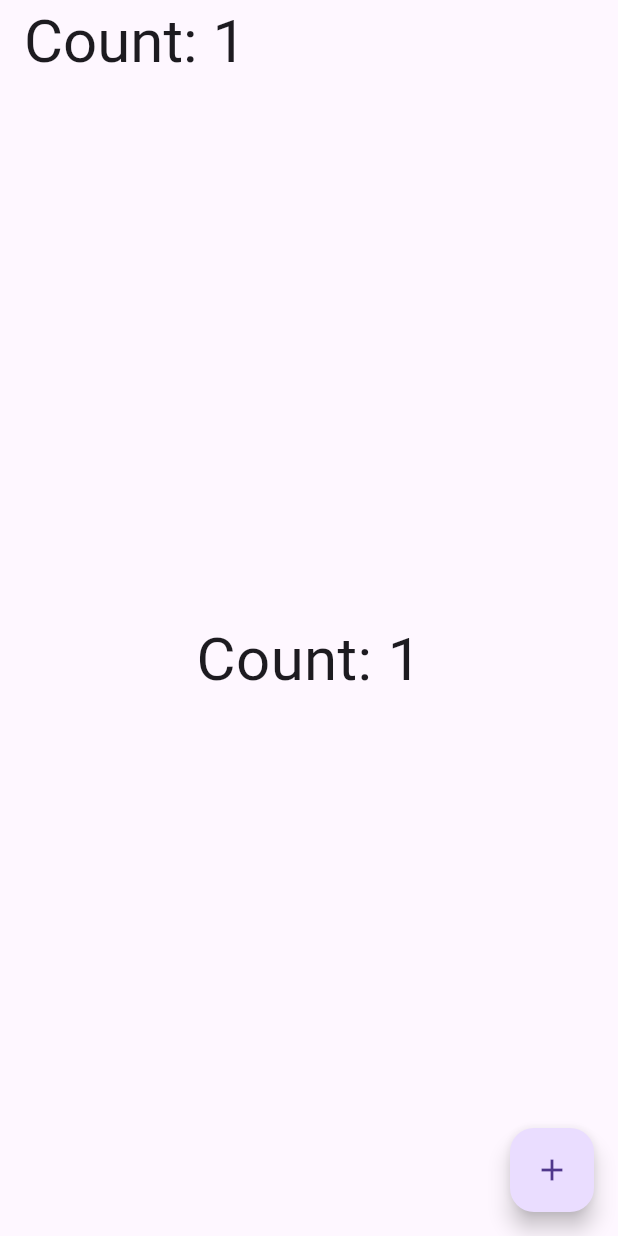
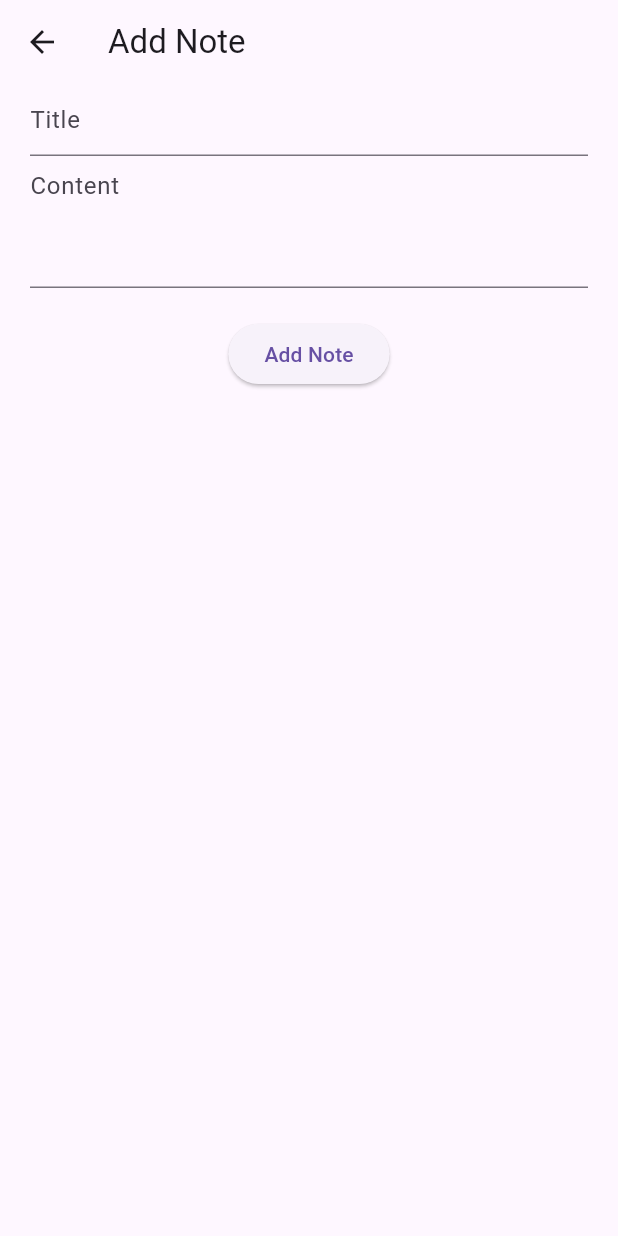
Before and after one commit to harshanacz/provider_tutorial, a Flutter app: the screen it shows after launch, after a tap on the "add" icon, on a phone screen of 412 x 824 dp. Run offline on Flutter 3.47's test engine with Material 3 defaults, Android fonts, the light colour scheme and no system bars.

Commit message:
Note Keeping App - Using Provider Pattern

```diff
--- a/lib/main.dart
+++ b/lib/main.dart
@@ -1,50 +1,24 @@
-import 'package:easy_todo/model/counter.dart';
+import 'package:easy_todo/models/note_operations.dart';
+import 'package:easy_todo/routes.dart';
 import 'package:flutter/material.dart';
 import 'package:provider/provider.dart';
 
 void main() {
   runApp(
-    ChangeNotifierProvider(
-      create: (context) => Counter(),
-      child: MyApp(),
-    ),
+    const MyApp(),
   );
 }
 
 class MyApp extends StatelessWidget {
-  @override
-  Widget build(BuildContext context) {
-    return MaterialApp(
-      home: Scaffold(
-        appBar: AppBar(title: TextCounter()),
-        body: Center(child: TextCounter()),
-        floatingActionButton: IncrementButton(),
-      ),
-    );
-  }
-}
-
-class TextCounter extends StatelessWidget {
-  const TextCounter({super.key});
+  const MyApp({super.key});
 
   @override
   Widget build(BuildContext context) {
-    final counter = Provider.of<Counter>(context);
-    return Text(
-      'Count: ${counter.count}',
-      style: const TextStyle(fontSize: 40),
-    );
+    return ChangeNotifierProvider(
+        create: (context) => NoteOperations(),
+        child: MaterialApp(
+          debugShowCheckedModeBanner: false,
+          routes: appRoutes,
+        ));
   }
 }
-
-class IncrementButton extends StatelessWidget {
-  @override
-  Widget build(BuildContext context) {
-    return FloatingActionButton(
-      onPressed: () {
-        Provider.of<Counter>(context, listen: false).increment();
-      },
-      child: Icon(Icons.add),
-    );
-  }
-}
--- a/lib/model/counter.dart
+++ /dev/null
@@ -1,12 +0,0 @@
-import 'package:flutter/foundation.dart';
-
-class Counter with ChangeNotifier {
-  int _count = 0;
-
-  int get count => _count;
-
-  void increment() {
-    _count++;
-    notifyListeners(); // Notify all it's listeners about the update.
-  }
-}
--- /dev/null
+++ b/lib/models/note_model.dart
@@ -0,0 +1,7 @@
+class Note {
+  String title;
+  String content;
+  DateTime date;
+
+  Note({required this.title, required this.content, required this.date});
+}
--- /dev/null
+++ b/lib/models/note_operations.dart
@@ -0,0 +1,20 @@
+import 'package:easy_todo/models/note_model.dart';
+import 'package:flutter/material.dart';
+
+class NoteOperations with ChangeNotifier {
+  final List<Note> _notes = [];
+
+  NoteOperations() {
+    _notes.add(Note(
+        title: 'First Note',
+        content: 'This is the first note',
+        date: DateTime.now()));
+  }
+
+  List<Note> get getNotes => _notes;
+
+  void add(Note note) {
+    _notes.add(note);
+    notifyListeners();
+  }
+}
--- /dev/null
+++ b/lib/pages/addNotes_page.dart
@@ -0,0 +1,102 @@
+// ignore: file_names
+import 'package:easy_todo/models/note_model.dart';
+import 'package:easy_todo/models/note_operations.dart';
+import 'package:flutter/foundation.dart';
+import 'package:flutter/material.dart';
+import 'package:provider/provider.dart';
+
+class AddNotesScreen extends StatefulWidget {
+  const AddNotesScreen({super.key});
+
+  @override
+  State<AddNotesScreen> createState() => _AddNotesScreenState();
+}
+
+class _AddNotesScreenState extends State<AddNotesScreen> {
+  final TextEditingController _titleController = TextEditingController();
+  final TextEditingController _contentController = TextEditingController();
+
+  @override
+  void dispose() {
+    _titleController.dispose();
+    _contentController.dispose();
+    super.dispose();
+  }
+
+  @override
+  Widget build(BuildContext context) {
+    return Scaffold(
+      appBar: AppBar(
+        title: const Text('Add Note'),
+      ),
+      body: Center(
+        child: Container(
+          margin: const EdgeInsets.symmetric(horizontal: 20),
+          child: Column(
+            children: [
+              TextField(
+                controller: _titleController,
+                decoration: const InputDecoration(
+                  hintText: 'Title',
+                ),
+              ),
+              TextField(
+                controller: _contentController,
+                decoration: const InputDecoration(
+                  hintText: 'Content',
+                ),
+                maxLines: 3,
+              ),
+              const SizedBox(
+                height: 20,
+              ),
+              ElevatedButton(
+                onPressed: () {
+                  if (_titleController.text.isEmpty) {
+                    customShowDialog();
+                  } else {
+                    try {
+                      Provider.of<NoteOperations>(context, listen: false).add(
+                        Note(
+                          title: _titleController.text,
+                          content: _contentController.text,
+                          date: DateTime.now(),
+                        ),
+                      );
+                      Navigator.pop(context);
+                    } catch (error) {
+                      if (kDebugMode) {
+                        print("Error adding note: $error");
+                      }
+                    }
+                  }
+                },
+                child: const Text('Add Note'),
+              ),
+            ],
+          ),
+        ),
+      ),
+    );
+  }
+
+  void customShowDialog() {
+    showDialog(
+      context: context,
+      builder: (context) {
+        return AlertDialog(
+          title: const Text('Error'),
+          content: const Text('Title cannot be empty'),
+          actions: [
+            TextButton(
+              onPressed: () {
+                Navigator.pop(context);
+              },
+              child: const Text('OK'),
+            ),
+          ],
+        );
+      },
+    );
+  }
+}
--- /dev/null
+++ b/lib/pages/home_page.dart
@@ -0,0 +1,33 @@
+import 'package:easy_todo/models/note_operations.dart';
+import 'package:easy_todo/widgets/noteCard.dart';
+import 'package:flutter/material.dart';
+import 'package:provider/provider.dart';
+
+class HomeScreen extends StatelessWidget {
+  const HomeScreen({super.key});
+
+  @override
+  Widget build(BuildContext context) {
+    return Scaffold(
+      appBar: AppBar(
+        title: const Text('Easy Todo'),
+      ),
+      floatingActionButton: FloatingActionButton(
+        onPressed: () {
+          Navigator.pushNamed(context, '/addNotes');
+        },
+        child: const Icon(Icons.add),
+      ),
+      body: Consumer<NoteOperations>(
+        builder: (context, noteOperations, child) {
+          return ListView.builder(
+            itemCount: noteOperations.getNotes.length,
+            itemBuilder: (context, index) {
+              return NoteCard(note: noteOperations.getNotes[index]);
+            },
+          );
+        },
+      ),
+    );
+  }
+}
--- /dev/null
+++ b/lib/routes.dart
@@ -0,0 +1,8 @@
+import 'package:easy_todo/pages/addNotes_page.dart';
+import 'package:easy_todo/pages/home_page.dart';
+import 'package:flutter/material.dart';
+
+Map<String, WidgetBuilder> get appRoutes => {
+      '/': (context) => const HomeScreen(),
+      '/addNotes': (context) => const AddNotesScreen(),
+    };
--- /dev/null
+++ b/lib/widgets/noteCard.dart
@@ -0,0 +1,21 @@
+import 'package:easy_todo/models/note_model.dart';
+import 'package:flutter/material.dart';
+
+class NoteCard extends StatelessWidget {
+  final Note note;
+  const NoteCard({super.key, required this.note});
+
+  @override
+  Widget build(BuildContext context) {
+    return Container(
+      padding: EdgeInsets.all(10),
+      child: Card(
+        child: ListTile(
+          title: Text(note.title),
+          subtitle: Text(note.content),
+          trailing: Text(note.date.toString()),
+        ),
+      ),
+    );
+  }
+}
```
